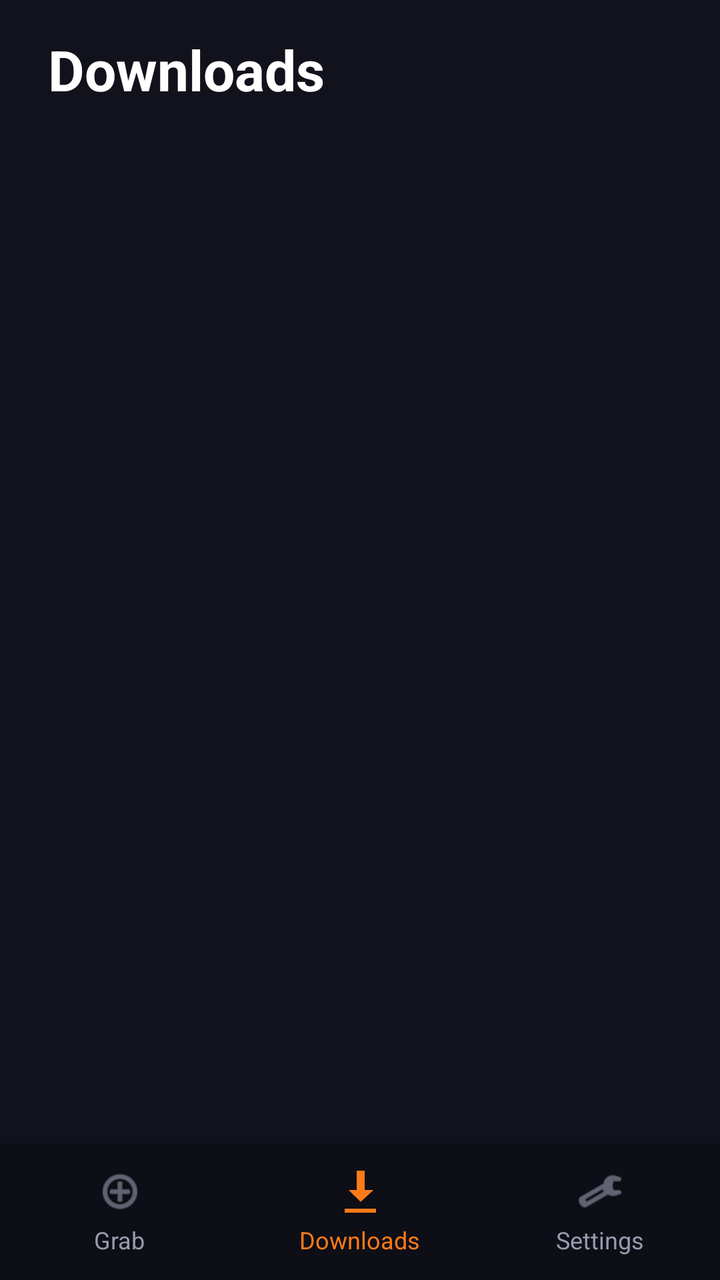
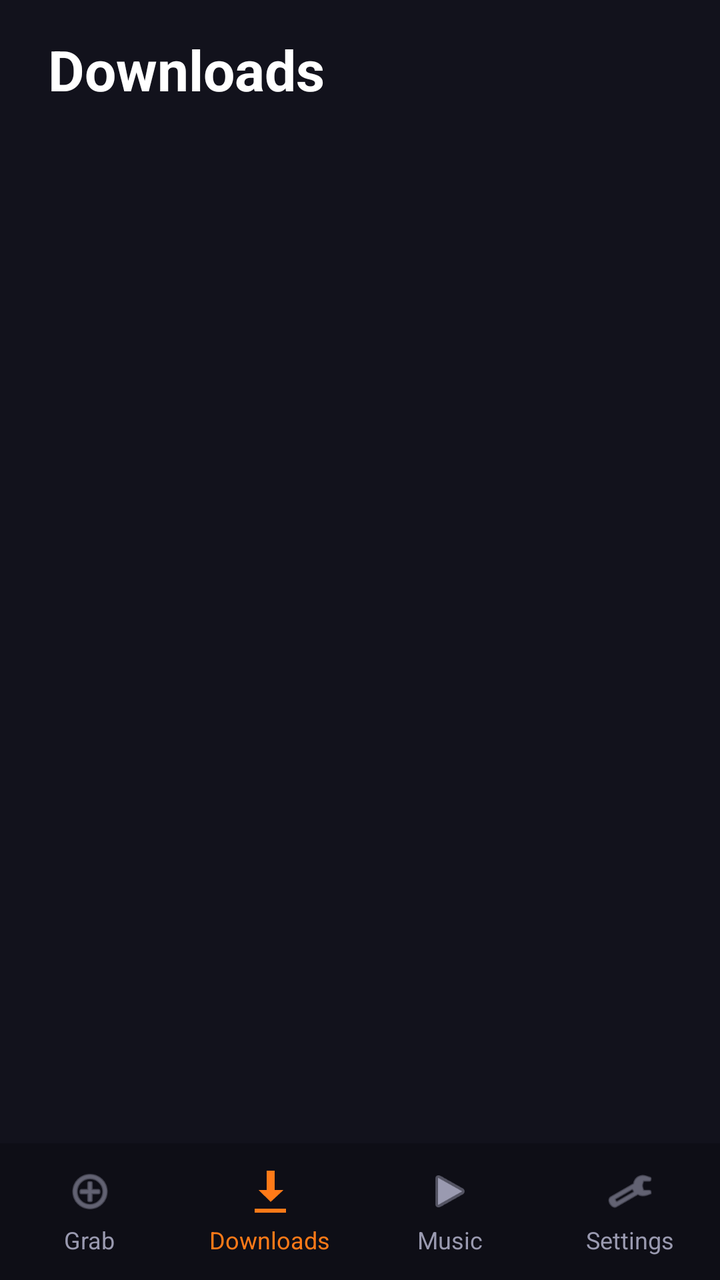

An Android layout rendered at two revisions. The XML below is the earlier revision; the diff shows what the commit changed to produce the second picture.
<!-- AndroidManifest.xml: application theme Theme.GrabAll -->
<!-- res/layout/activity_downloads.xml -->
<?xml version="1.0" encoding="utf-8"?>
<androidx.constraintlayout.widget.ConstraintLayout xmlns:android="http://schemas.android.com/apk/res/android"
    xmlns:app="http://schemas.android.com/apk/res-auto"
    android:layout_width="match_parent"
    android:layout_height="match_parent"
    android:background="@color/graball_bg">

    <LinearLayout
        android:id="@+id/bottomNav"
        android:layout_width="0dp"
        android:layout_height="wrap_content"
        android:background="@color/graball_nav"
        android:orientation="horizontal"
        android:paddingTop="12dp"
        android:paddingBottom="12dp"
        app:layout_constraintBottom_toBottomOf="parent"
        app:layout_constraintStart_toStartOf="parent"
        app:layout_constraintEnd_toEndOf="parent">

        <LinearLayout
            android:id="@+id/navGrab"
            android:layout_width="0dp"
            android:layout_height="wrap_content"
            android:layout_weight="1"
            android:gravity="center"
            android:orientation="vertical">

            <ImageView
                android:layout_width="24dp"
                android:layout_height="24dp"
                android:src="@android:drawable/ic_menu_add"
                android:tint="@color/graball_tab_text" />

            <TextView
                android:layout_width="wrap_content"
                android:layout_height="wrap_content"
                android:layout_marginTop="4dp"
                android:text="@string/nav_grab"
                android:textColor="@color/graball_tab_text"
                android:textSize="12sp" />
        </LinearLayout>

        <LinearLayout
            android:id="@+id/navDownloads"
            android:layout_width="0dp"
            android:layout_height="wrap_content"
            android:layout_weight="1"
            android:gravity="center"
            android:orientation="vertical">

            <ImageView
                android:layout_width="24dp"
                android:layout_height="24dp"
                android:src="@android:drawable/stat_sys_download"
                android:tint="@color/graball_orange" />

            <TextView
                android:layout_width="wrap_content"
                android:layout_height="wrap_content"
                android:layout_marginTop="4dp"
                android:text="@string/nav_downloads"
                android:textColor="@color/graball_orange"
                android:textSize="12sp" />
        </LinearLayout>

        <LinearLayout
            android:id="@+id/navSettings"
            android:layout_width="0dp"
            android:layout_height="wrap_content"
            android:layout_weight="1"
            android:gravity="center"
            android:orientation="vertical">

            <ImageView
                android:layout_width="24dp"
                android:layout_height="24dp"
                android:src="@android:drawable/ic_menu_preferences"
                android:tint="@color/graball_tab_text" />

            <TextView
                android:layout_width="wrap_content"
                android:layout_height="wrap_content"
                android:layout_marginTop="4dp"
                android:text="@string/nav_settings"
                android:textColor="@color/graball_tab_text"
                android:textSize="12sp" />
        </LinearLayout>
    </LinearLayout>

    <ScrollView
        android:id="@+id/contentScroll"
        android:layout_width="0dp"
        android:layout_height="0dp"
        app:layout_constraintTop_toTopOf="parent"
        app:layout_constraintBottom_toTopOf="@id/bottomNav"
        app:layout_constraintStart_toStartOf="parent"
        app:layout_constraintEnd_toEndOf="parent">

        <LinearLayout
            android:layout_width="match_parent"
            android:layout_height="wrap_content"
            android:orientation="vertical"
            android:paddingStart="24dp"
            android:paddingEnd="24dp"
            android:paddingTop="16dp"
            android:paddingBottom="16dp">

            <TextView
                android:layout_width="wrap_content"
                android:layout_height="wrap_content"
                android:text="@string/nav_downloads"
                android:textColor="@color/graball_text"
                android:textSize="28sp"
                android:textStyle="bold" />

            <LinearLayout
                android:id="@+id/queueContainer"
                android:layout_width="match_parent"
                android:layout_height="wrap_content"
                android:layout_marginTop="16dp"
                android:orientation="vertical" />
        </LinearLayout>
    </ScrollView>

</androidx.constraintlayout.widget.ConstraintLayout>
<!-- resources referenced by this layout -->
<resources>
  <color name="graball_bg">#12121C</color>
  <color name="graball_nav">#0E0E16</color>
  <color name="graball_orange">#FF7A18</color>
  <color name="graball_tab_text">#9A9AB0</color>
  <color name="graball_text">#FFFFFF</color>
  <string name="nav_downloads">Downloads</string>
  <string name="nav_grab">Grab</string>
  <string name="nav_settings">Settings</string>
  <style name="Theme.GrabAll" parent="Theme.AppCompat.DayNight.NoActionBar">
      </style>
</resources>

<!-- the commit's change to res/layout/activity_downloads.xml (unified diff, before → after) -->
@@ -62,6 +62,29 @@
                 android:textColor="@color/graball_orange"
                 android:textSize="12sp" />
         </LinearLayout>
+        <LinearLayout
+            android:id="@+id/navPlayer"
+            android:layout_width="0dp"
+            android:layout_height="wrap_content"
+            android:layout_weight="1"
+            android:gravity="center"
+            android:orientation="vertical">
+
+            <ImageView
+                android:layout_width="24dp"
+                android:layout_height="24dp"
+                android:src="@android:drawable/ic_media_play"
+                android:tint="@color/graball_tab_text" />
+
+            <TextView
+                android:layout_width="wrap_content"
+                android:layout_height="wrap_content"
+                android:layout_marginTop="4dp"
+                android:text="@string/nav_player"
+                android:textColor="@color/graball_tab_text"
+                android:textSize="12sp" />
+        </LinearLayout>
+
 
         <LinearLayout
             android:id="@+id/navSettings"
<!-- resource entries referenced after the edit -->
@@ -7,6 +7,7 @@
   <color name="graball_text">#FFFFFF</color>
   <string name="nav_downloads">Downloads</string>
   <string name="nav_grab">Grab</string>
+  <string name="nav_player">Music</string>
   <string name="nav_settings">Settings</string>
   <style name="Theme.GrabAll" parent="Theme.AppCompat.DayNight.NoActionBar">
       </style>
